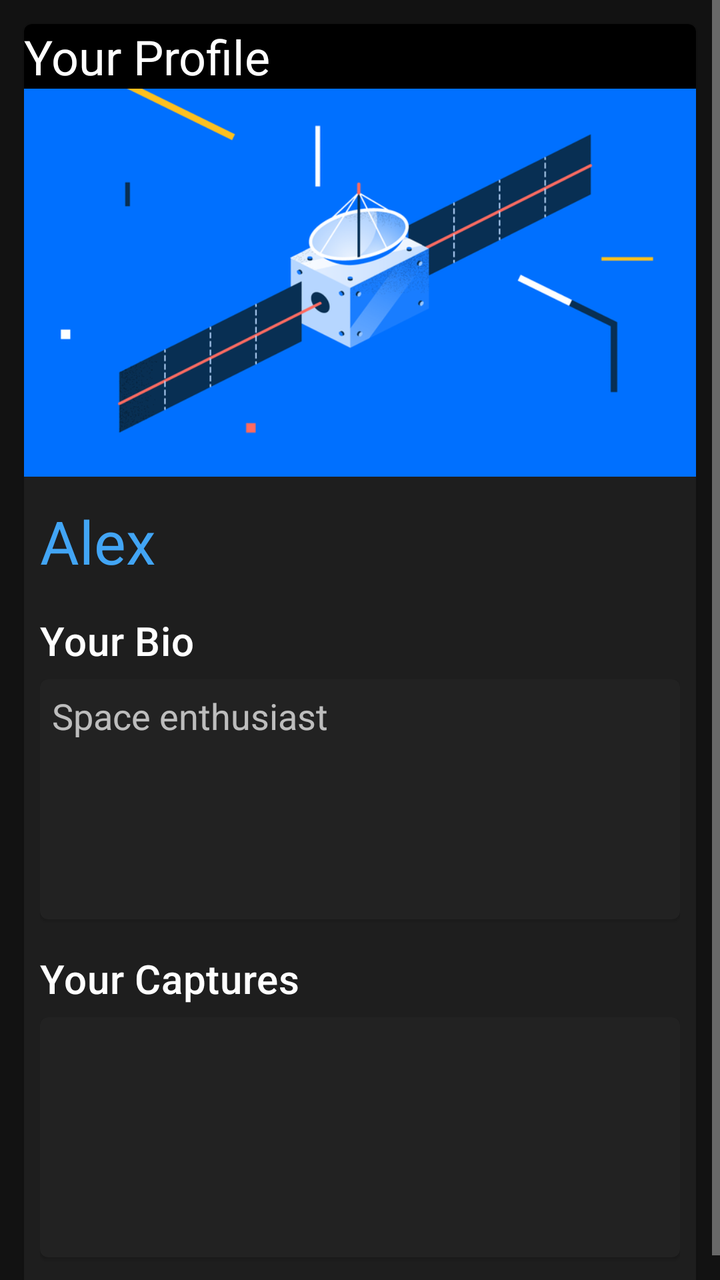
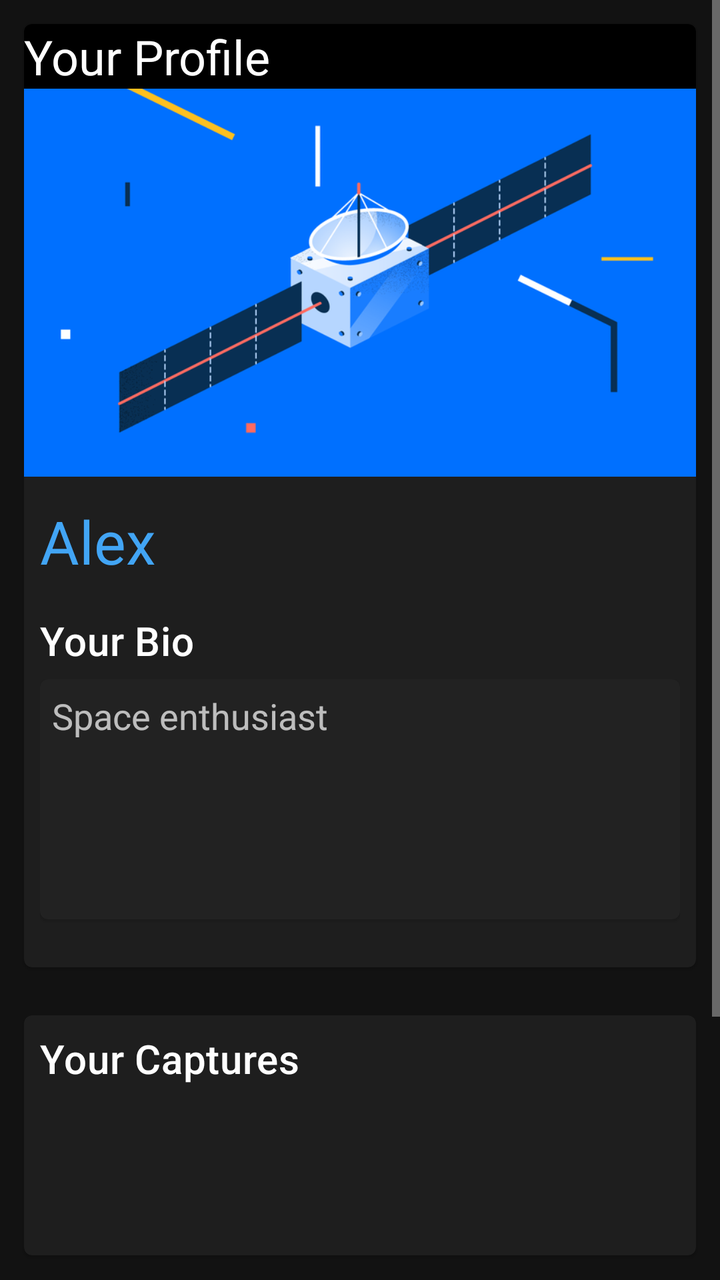

Two renders of the same Android screen: before a commit and after it. Below are the layout's source before the change and the commit's diff.
<!-- AndroidManifest.xml: application theme AppTheme -->
<!-- res/layout/frag_profile.xml -->
<?xml version="1.0" encoding="utf-8"?>
<RelativeLayout xmlns:android="http://schemas.android.com/apk/res/android"
    android:layout_width="match_parent"
    android:layout_height="match_parent"
    xmlns:app="http://schemas.android.com/apk/res-auto"
    android:background="@color/transparent"
    android:scrollbars="vertical">
    <ScrollView
        android:layout_width="wrap_content"
        android:layout_height="wrap_content">
    <com.google.android.material.card.MaterialCardView
        android:id="@+id/profcard"
        android:layout_width="match_parent"
        android:layout_height="wrap_content"
        android:layout_margin="12dp">

        <LinearLayout
            android:layout_width="match_parent"
            android:layout_height="wrap_content"
            android:orientation="vertical">
        <LinearLayout
            android:layout_width="match_parent"
            android:layout_height="match_parent"
            android:background="@color/colorPrimaryDark">
            <TextView
                android:layout_width="wrap_content"
                android:layout_height="wrap_content"
                android:text="Your Profile"
                android:textAppearance="?attr/textAppearanceHeadline5"
                android:layout_gravity="center"
                />
        </LinearLayout>
            
            <ImageView
                android:layout_width="match_parent"
                android:layout_height="194dp"
                android:contentDescription="@string/content_description_media"
                android:scaleType="centerCrop"
                app:srcCompat="@drawable/bsat" />

            <LinearLayout
                android:layout_width="match_parent"
                android:layout_height="wrap_content"
                android:orientation="vertical"
                android:padding="8dp">

                


                <TextView
                    android:layout_width="wrap_content"
                    android:layout_height="wrap_content"
                    android:layout_marginTop="4dp"
                    android:layout_marginBottom="16dp"
                    android:text="Alex"
                    android:textAppearance="?attr/textAppearanceHeadline5"
                    android:textColor="@color/colorAccent"
                    android:textSize="30dp" />

                <TextView
                    android:layout_width="wrap_content"
                    android:layout_height="wrap_content"
                    android:text="Your Bio"
                    android:textAppearance="?attr/textAppearanceHeadline6" />
                <com.google.android.material.card.MaterialCardView
                    android:id="@+id/profcardinner"
                    android:layout_height="120dp"
                    android:layout_width="match_parent"
                    android:layout_marginBottom="16dp"
                    android:layout_marginTop="6dp">

                    <TextView
                        android:layout_width="match_parent"
                        android:layout_height="match_parent"
                        android:text="Space enthusiast"
                        android:layout_margin="6dp"
                        android:scrollHorizontally="true"
                        android:textSize="18dp"/>

                </com.google.android.material.card.MaterialCardView>
                <TextView
                    android:layout_width="wrap_content"
                    android:layout_height="wrap_content"
                    android:text="Your Captures"
                    android:textAppearance="?attr/textAppearanceHeadline6" />
                <com.google.android.material.card.MaterialCardView

                    android:layout_height="120dp"
                    android:layout_width="match_parent"
                    android:layout_marginBottom="16dp"
                    android:layout_marginTop="6dp">
                </com.google.android.material.card.MaterialCardView>
            </LinearLayout>

        </LinearLayout>

    </com.google.android.material.card.MaterialCardView>
</ScrollView>



</RelativeLayout>
<!-- resources referenced by this layout -->
<resources>
  <color name="colorAccent">#42A5F5</color>
  <color name="colorPrimaryDark">#000000</color>
  <color name="transparent">@android:color/transparent</color>
  <!-- drawable bsat: webp bitmap (drawable, 38086 bytes) -->
  <string name="content_description_media">Taken on:</string>
  <style name="AppTheme" parent="Theme.MaterialComponents">
          
          <item name="windowActionBar">true</item>
          <item name="colorPrimary">#212121</item>
          <item name="colorPrimaryDark">@color/colorPrimaryDark</item>
          <item name="colorAccent">#42A5F5</item>
      </style>
</resources>

<!-- the commit's change to res/layout/frag_profile.xml (unified diff, before → after) -->
@@ -8,9 +8,13 @@
     <ScrollView
         android:layout_width="wrap_content"
         android:layout_height="wrap_content">
+    <LinearLayout
+        android:layout_width="wrap_content"
+        android:layout_height="wrap_content"
+        android:orientation="vertical">
     <com.google.android.material.card.MaterialCardView
         android:id="@+id/profcard"
-        android:layout_width="match_parent"
+        android:layout_width="wrap_content"
         android:layout_height="wrap_content"
         android:layout_margin="12dp">
 
@@ -78,24 +82,46 @@
                         android:textSize="18dp"/>
 
                 </com.google.android.material.card.MaterialCardView>
-                <TextView
-                    android:layout_width="wrap_content"
-                    android:layout_height="wrap_content"
-                    android:text="Your Captures"
-                    android:textAppearance="?attr/textAppearanceHeadline6" />
-                <com.google.android.material.card.MaterialCardView
 
-                    android:layout_height="120dp"
-                    android:layout_width="match_parent"
-                    android:layout_marginBottom="16dp"
-                    android:layout_marginTop="6dp">
-                </com.google.android.material.card.MaterialCardView>
+
             </LinearLayout>
 
         </LinearLayout>
 
     </com.google.android.material.card.MaterialCardView>
-</ScrollView>
+
+
+        <com.google.android.material.card.MaterialCardView
+
+            android:layout_height="120dp"
+            android:layout_width="match_parent"
+            android:layout_margin="12dp">
+
+            <TextView
+                android:layout_width="match_parent"
+                android:layout_height="wrap_content"
+                android:text="Your Captures"
+                android:textAppearance="?attr/textAppearanceHeadline6"
+                android:layout_margin="8dp"/>
+        </com.google.android.material.card.MaterialCardView>
+        <com.google.android.material.card.MaterialCardView
+
+            android:layout_width="wrap_content"
+            android:layout_height="wrap_content"
+            android:layout_margin="12dp">
+            <com.google.android.material.card.MaterialCardView
+
+                android:layout_height="120dp"
+                android:layout_width="match_parent"
+                android:layout_marginBottom="16dp"
+                android:layout_marginTop="6dp">
+            </com.google.android.material.card.MaterialCardView>
+
+        </com.google.android.material.card.MaterialCardView
+            >
+
+    </LinearLayout>
+    </ScrollView>
 
 
 
